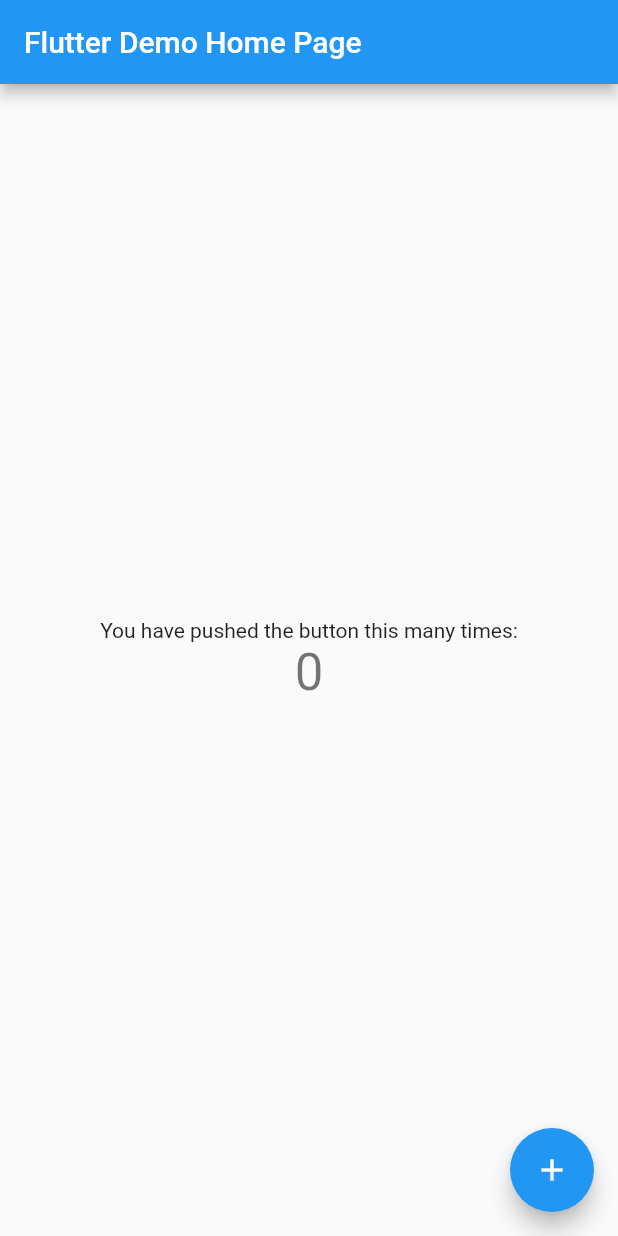
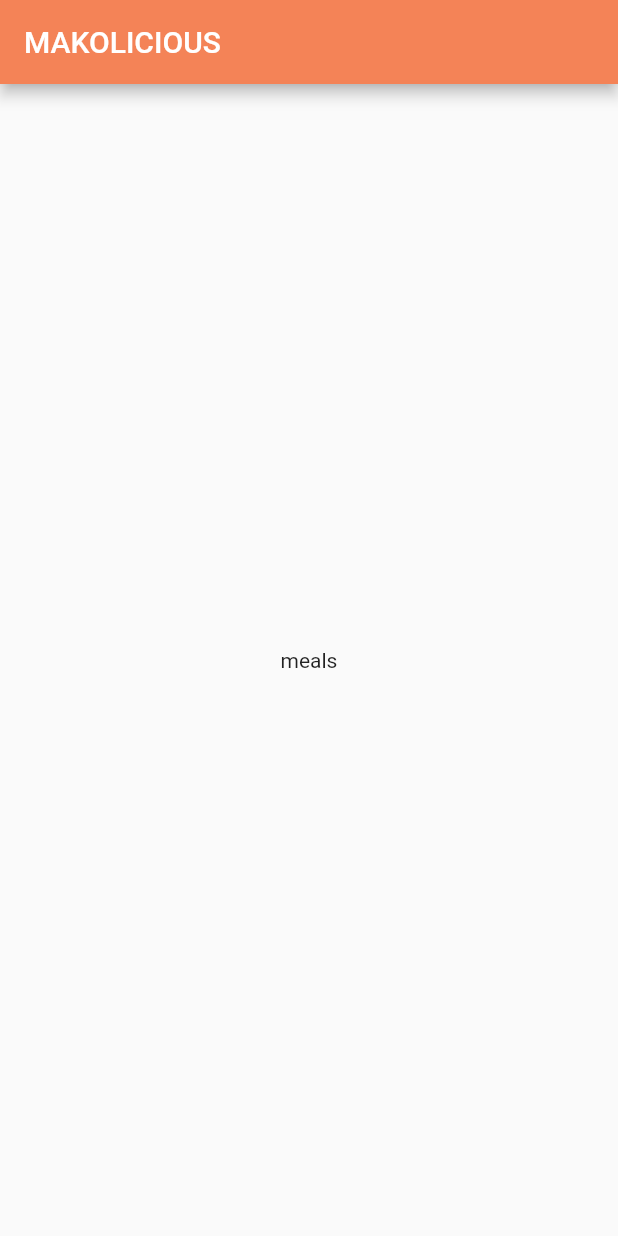
Before and after one commit to kaibalyajena/MAKOLICOUS, a Flutter app: the screen it shows after launch, on a phone screen of 412 x 824 dp. Run offline on Flutter 3.47's test engine with Material 2 defaults, Android fonts, the light colour scheme and no system bars.

Commit message:
basic setup

```diff
--- a/lib/main.dart
+++ b/lib/main.dart
@@ -11,105 +11,32 @@
   @override
   Widget build(BuildContext context) {
     return MaterialApp(
-      title: 'Flutter Demo',
+      title: 'MAKOLICOUS',
+      debugShowCheckedModeBanner: false,
       theme: ThemeData(
-        // This is the theme of your application.
-        //
-        // Try running your application with "flutter run". You'll see the
-        // application has a blue toolbar. Then, without quitting the app, try
-        // changing the primarySwatch below to Colors.green and then invoke
-        // "hot reload" (press "r" in the console where you ran "flutter run",
-        // or simply save your changes to "hot reload" in a Flutter IDE).
-        // Notice that the counter didn't reset back to zero; the application
-        // is not restarted.
-        primarySwatch: Colors.blue,
+        primarySwatch: Colors.orange,
       ),
-      home: const MyHomePage(title: 'Flutter Demo Home Page'),
+      home: MyHomePage(),
     );
   }
 }
 
-class MyHomePage extends StatefulWidget {
-  const MyHomePage({Key? key, required this.title}) : super(key: key);
+// class MyHomePage extends StatefulWidget {
+//   const MyHomePage({Key? key, required this.title}) : super(key: key);
+//   final String title;
+//   @override
+//   State<MyHomePage> createState() => _MyHomePageState();
+// }
 
-  // This widget is the home page of your application. It is stateful, meaning
-  // that it has a State object (defined below) that contains fields that affect
-  // how it looks.
-
-  // This class is the configuration for the state. It holds the values (in this
-  // case the title) provided by the parent (in this case the App widget) and
-  // used by the build method of the State. Fields in a Widget subclass are
-  // always marked "final".
-
-  final String title;
-
-  @override
-  State<MyHomePage> createState() => _MyHomePageState();
-}
-
-class _MyHomePageState extends State<MyHomePage> {
-  int _counter = 0;
-
-  void _incrementCounter() {
-    setState(() {
-      // This call to setState tells the Flutter framework that something has
-      // changed in this State, which causes it to rerun the build method below
-      // so that the display can reflect the updated values. If we changed
-      // _counter without calling setState(), then the build method would not be
-      // called again, and so nothing would appear to happen.
-      _counter++;
-    });
-  }
-
+class MyHomePage extends StatelessWidget {
   @override
   Widget build(BuildContext context) {
-    // This method is rerun every time setState is called, for instance as done
-    // by the _incrementCounter method above.
-    //
-    // The Flutter framework has been optimized to make rerunning build methods
-    // fast, so that you can just rebuild anything that needs updating rather
-    // than having to individually change instances of widgets.
     return Scaffold(
-      appBar: AppBar(
-        // Here we take the value from the MyHomePage object that was created by
-        // the App.build method, and use it to set our appbar title.
-        title: Text(widget.title),
-      ),
-      body: Center(
-        // Center is a layout widget. It takes a single child and positions it
-        // in the middle of the parent.
-        child: Column(
-          // Column is also a layout widget. It takes a list of children and
-          // arranges them vertically. By default, it sizes itself to fit its
-          // children horizontally, and tries to be as tall as its parent.
-          //
-          // Invoke "debug painting" (press "p" in the console, choose the
-          // "Toggle Debug Paint" action from the Flutter Inspector in Android
-          // Studio, or the "Toggle Debug Paint" command in Visual Studio Code)
-          // to see the wireframe for each widget.
-          //
-          // Column has various properties to control how it sizes itself and
-          // how it positions its children. Here we use mainAxisAlignment to
-          // center the children vertically; the main axis here is the vertical
-          // axis because Columns are vertical (the cross axis would be
-          // horizontal).
-          mainAxisAlignment: MainAxisAlignment.center,
-          children: <Widget>[
-            const Text(
-              'You have pushed the button this many times:',
-            ),
-            Text(
-              '$_counter',
-              style: Theme.of(context).textTheme.headline4,
-            ),
-          ],
+        appBar: AppBar(
+          backgroundColor: Color.fromARGB(255, 244, 131, 87),
+          foregroundColor: Colors.white,
+          title: Text("MAKOLICIOUS"),
         ),
-      ),
-      floatingActionButton: FloatingActionButton(
-        onPressed: _incrementCounter,
-        tooltip: 'Increment',
-        child: const Icon(Icons.add),
-      ), // This trailing comma makes auto-formatting nicer for build methods.
-    );
+        body: Center(child: Text("meals")));
   }
 }
```
